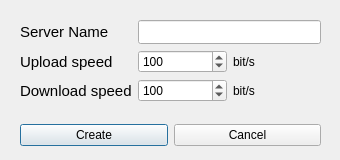
Before: the Qt Designer form 2-sem/lab3b/Windows/serverwindow.ui in Megarekrut65/OOP-labs, drawn with Qt 5.
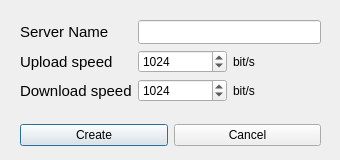
After: the same form once the commit is applied.

Patch:
```diff
--- a/2-sem/lab3b/Windows/serverwindow.ui
+++ b/2-sem/lab3b/Windows/serverwindow.ui
@@ -70,7 +70,7 @@
          <number>1048576</number>
         </property>
         <property name="value">
-         <number>100</number>
+         <number>1024</number>
         </property>
        </widget>
       </item>
@@ -106,7 +106,7 @@
          <number>1048576</number>
         </property>
         <property name="value">
-         <number>100</number>
+         <number>1024</number>
         </property>
        </widget>
       </item>
```
